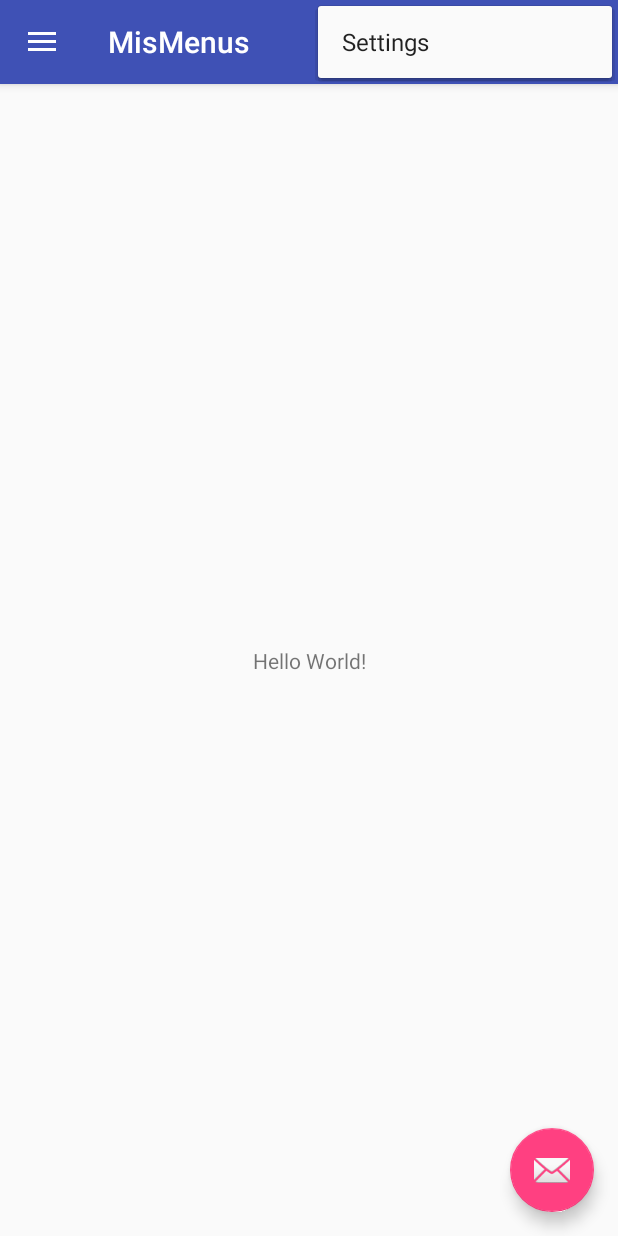
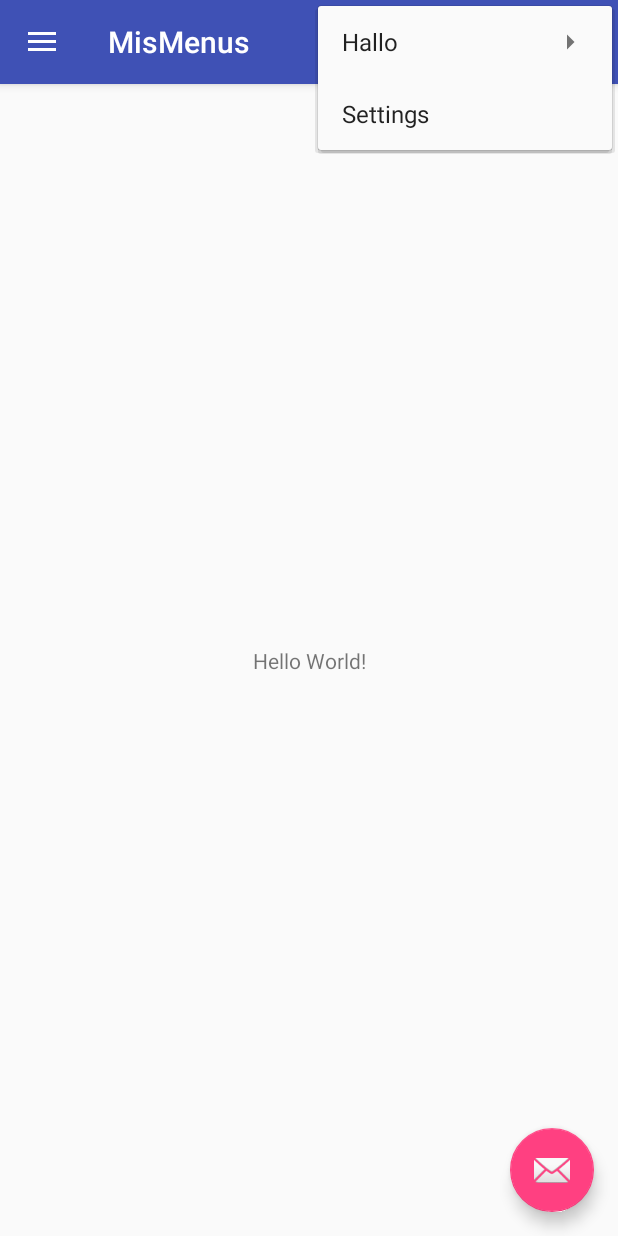
Before and after one commit to Nadioca/MisMenus, an Android app: the screen it shows after launch (MainActivity), with the options menu open, on a phone screen of 412 x 824 dp. Run offline under Robolectric (Android 15) with nearby library versions, the phone set to English and light mode, and no system bars.

Commit message:
version 0.2 - Submenu

```diff
--- a/app/src/main/java/com/example/besay/mismenus/MainActivity.java
+++ b/app/src/main/java/com/example/besay/mismenus/MainActivity.java
@@ -3,6 +3,7 @@ package com.example.besay.mismenus;
 import android.os.Bundle;
 import android.support.design.widget.FloatingActionButton;
 import android.support.design.widget.Snackbar;
+import android.view.SubMenu;
 import android.view.View;
 import android.support.design.widget.NavigationView;
 import android.support.v4.view.GravityCompat;
@@ -19,6 +20,8 @@ public class MainActivity extends AppCompatActivity
 
     final int OPCION_MOSTRAR_MENSAJE_HOLA = 23;
     final int OPCION_MOSTRAR_MENSAJE_HELLO = 24;
+    final int OPCION_MOSTRAR_MENSAJE_HALLO = 25;
+    final int OPCION_MOSTRAR_MENSAJE_BONJOUR= 26;
 
     @Override
     protected void onCreate(Bundle savedInstanceState) {
@@ -63,7 +66,8 @@ public class MainActivity extends AppCompatActivity
         menu.add(menu.NONE, OPCION_MOSTRAR_MENSAJE_HOLA, Menu.NONE, "Hola").setIcon(R.drawable.ic_menu_camera).setShowAsAction(MenuItem.SHOW_AS_ACTION_ALWAYS | MenuItem.SHOW_AS_ACTION_WITH_TEXT);
         menu.add(menu.NONE, OPCION_MOSTRAR_MENSAJE_HELLO, Menu.NONE, "Hello").setIcon(R.drawable.ic_menu_manage).setShowAsAction(MenuItem.SHOW_AS_ACTION_ALWAYS | MenuItem.SHOW_AS_ACTION_WITH_TEXT);
 
-
+        SubMenu submenu = menu.addSubMenu(menu.NONE, OPCION_MOSTRAR_MENSAJE_HALLO, Menu.NONE, "Hallo");
+        submenu.add(Menu.NONE, OPCION_MOSTRAR_MENSAJE_BONJOUR, Menu.NONE, "Bonjour");
 
         return true;
     }
@@ -82,6 +86,12 @@ public class MainActivity extends AppCompatActivity
                 break;
             case OPCION_MOSTRAR_MENSAJE_HELLO:
                 Toast.makeText(this, "Hello", Toast.LENGTH_SHORT).show();
+                break;
+            case OPCION_MOSTRAR_MENSAJE_HALLO:
+                Toast.makeText(this, "Hallo", Toast.LENGTH_SHORT).show();
+                break;
+            case OPCION_MOSTRAR_MENSAJE_BONJOUR:
+                Toast.makeText(this, "Bonjour", Toast.LENGTH_SHORT).show();
                 break;
         }
 
```
